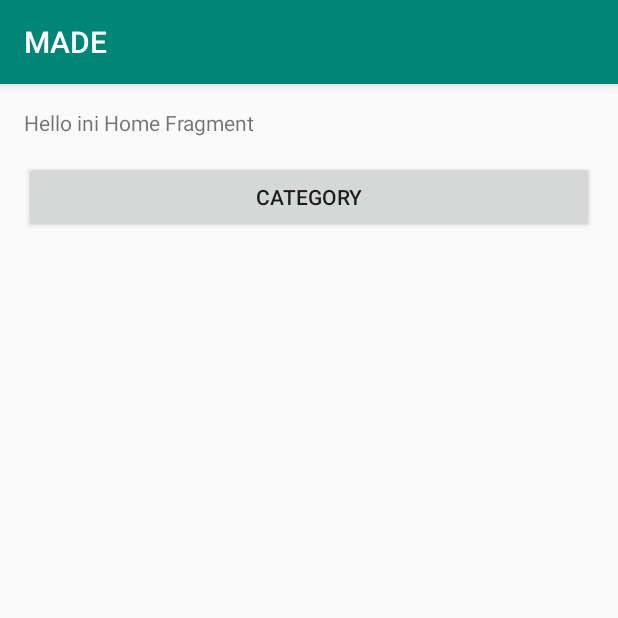
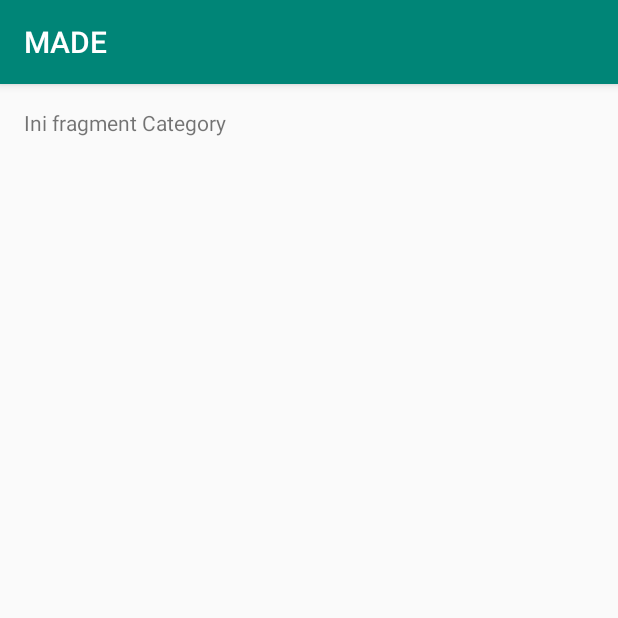
Before and after one commit to baguskto/MADE-DICODING, an Android app: the HomeFragment screen opened directly, with no data from a screen before it, after a tap on "CATEGORY", on a phone screen of 412 x 824 dp, the top half of it. Run offline under Robolectric (Android 15) with nearby library versions, the phone set to English and light mode, and no system bars.

Commit message:
fragment category

```diff
--- a/app/src/main/java/com/example/made/Fragment/CategoryFragment.kt
+++ b/app/src/main/java/com/example/made/Fragment/CategoryFragment.kt
@@ -6,13 +6,14 @@ import androidx.fragment.app.Fragment
 import android.view.LayoutInflater
 import android.view.View
 import android.view.ViewGroup
+import android.widget.Button
 
 import com.example.made.R
 
 /**
  * A simple [Fragment] subclass.
  */
-class CategoryFragment : Fragment() {
+class CategoryFragment : Fragment(), View.OnClickListener{
 
     override fun onCreateView(
         inflater: LayoutInflater, container: ViewGroup?,
@@ -22,5 +23,17 @@ class CategoryFragment : Fragment() {
         return inflater.inflate(R.layout.fragment_category, container, false)
     }
 
+    override fun onViewCreated(view: View, savedInstanceState: Bundle?) {
+        super.onViewCreated(view, savedInstanceState)
+
+        val btnDetailCategory: Button = view.findViewById(R.id.btn_detail_category)
+        btnDetailCategory.setOnClickListener(this)
+    }
+
+    override fun onClick(v: View) {
+    if (v.id == R.id.btn_detail_category){
+
+    }
+    }
 
 }
--- a/app/src/main/java/com/example/made/Fragment/HomeFragment.kt
+++ b/app/src/main/java/com/example/made/Fragment/HomeFragment.kt
@@ -7,6 +7,7 @@ import android.view.LayoutInflater
 import android.view.View
 import android.view.ViewGroup
 import android.widget.Button
+import androidx.fragment.app.FragmentManager
 
 import com.example.made.R
 
@@ -28,8 +29,16 @@ class HomeFragment : Fragment(), View.OnClickListener {
         btnCategory.setOnClickListener(this)
     }
 
-    override fun onClick(v: View?) {
-        TODO("not implemented") //To change body of created functions use File | Settings | File Templates.
+    override fun onClick(v: View) {
+        if (v.id == R.id.btn_category){
+            val mCategoryFragment = CategoryFragment()
+            val mFragmentManager = fragmentManager as FragmentManager
+            mFragmentManager
+                .beginTransaction()
+                .replace(R.id.frame_container,mCategoryFragment, CategoryFragment::class.java.simpleName)
+                .addToBackStack(null)
+                .commit()
+        }
     }
 
 
--- a/app/src/main/res/layout/fragment_category.xml
+++ b/app/src/main/res/layout/fragment_category.xml
@@ -1,14 +1,22 @@
 <?xml version="1.0" encoding="utf-8"?>
-<FrameLayout xmlns:android="http://schemas.android.com/apk/res/android"
+<LinearLayout xmlns:android="http://schemas.android.com/apk/res/android"
     xmlns:tools="http://schemas.android.com/tools"
     android:layout_width="match_parent"
     android:layout_height="match_parent"
+    android:orientation="vertical"
+    android:padding="16dp"
     tools:context=".Fragment.CategoryFragment">
 
-    <!-- TODO: Update blank fragment layout -->
     <TextView
         android:layout_width="match_parent"
         android:layout_height="match_parent"
-        android:text="@string/hello_blank_fragment" />
+        android:layout_marginBottom="16dp"
+        android:text="@string/this_category" />
 
-</FrameLayout>
+    <Button
+        android:id="@+id/btn_detail_category"
+        android:layout_width="match_parent"
+        android:layout_height="wrap_content"
+        android:text="@string/category_lifestyle"/>
+
+</LinearLayout>
```
